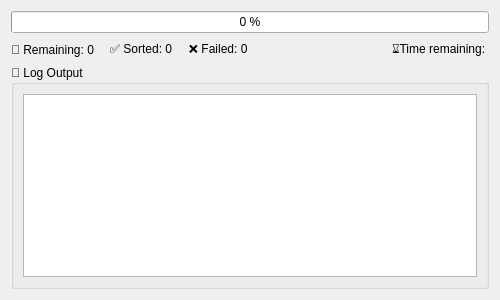
First picture: the form in src/assets/progressWindow.ui, repository ArthurHuyghe/PhotoOrganizer, before the edit.
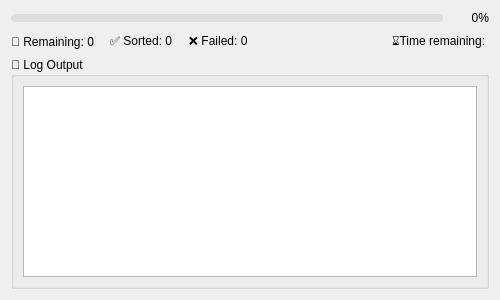
Second picture: the form after the edit.

Commit message:
Remembers last used folders and refines progress UI
- Adds persistence for the most recently used source and destination folders to streamline repeated use.
- Updates the progress dialog with a modern progress bar design and visual feedback on completion.
- Improves packaging configuration to bundle new assets and reflect updated paths.

The edit to the form file:
```diff
--- a/src/assets/progressWindow.ui
+++ b/src/assets/progressWindow.ui
@@ -21,6 +21,8 @@
   </property>
   <layout class="QVBoxLayout" name="verticalLayout">
    <item>
+    <layout class="QHBoxLayout" name="progressLayout">
+     <item>
     <widget class="QProgressBar" name="progressBar">
      <property name="minimum">
       <number>0</number>
@@ -31,16 +33,57 @@
      <property name="value">
       <number>0</number>
      </property>
+       <property name="minimumSize">
+        <size>
+         <width>0</width>
+         <height>8</height>
+        </size>
+       </property>
+       <property name="maximumSize">
+        <size>
+         <width>16777215</width>
+         <height>8</height>
+        </size>
+       </property>
      <property name="textVisible">
-      <bool>true</bool>
-     </property>
-     <property name="invertedAppearance">
       <bool>false</bool>
      </property>
-     <property name="format">
-      <string>%p %</string>
-     </property>
-    </widget>
+       <property name="styleSheet">
+        <string notr="true">QProgressBar {
+    border: none;
+    background: #dcdcdc;
+    border-radius: 4px;
+}
+QProgressBar::chunk {
+    background-color: #0078d7;
+    border-radius: 4px;
+}</string>
+       </property>
+      </widget>
+     </item>
+     <item>
+      <widget class="QLabel" name="labelPercentage">
+       <property name="minimumSize">
+        <size>
+         <width>40</width>
+         <height>0</height>
+        </size>
+       </property>
+       <property name="maximumSize">
+        <size>
+         <width>40</width>
+         <height>16777215</height>
+        </size>
+       </property>
+       <property name="text">
+        <string>0%</string>
+       </property>
+       <property name="alignment">
+        <set>Qt::AlignmentFlag::AlignRight|Qt::AlignmentFlag::AlignVCenter</set>
+       </property>
+      </widget>
+     </item>
+    </layout>
    </item>
    <item>
     <layout class="QHBoxLayout" name="statsLayout">
```
Lines whose indentation alone changed are shown as unchanged. The commit also changes 7 other files.
